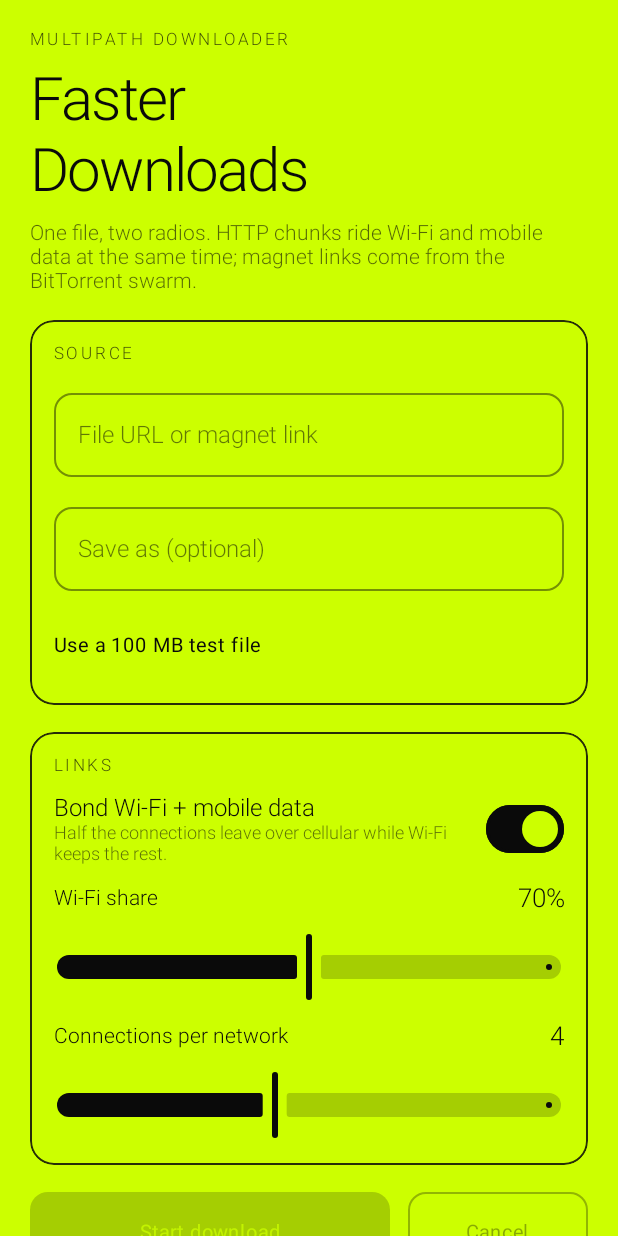
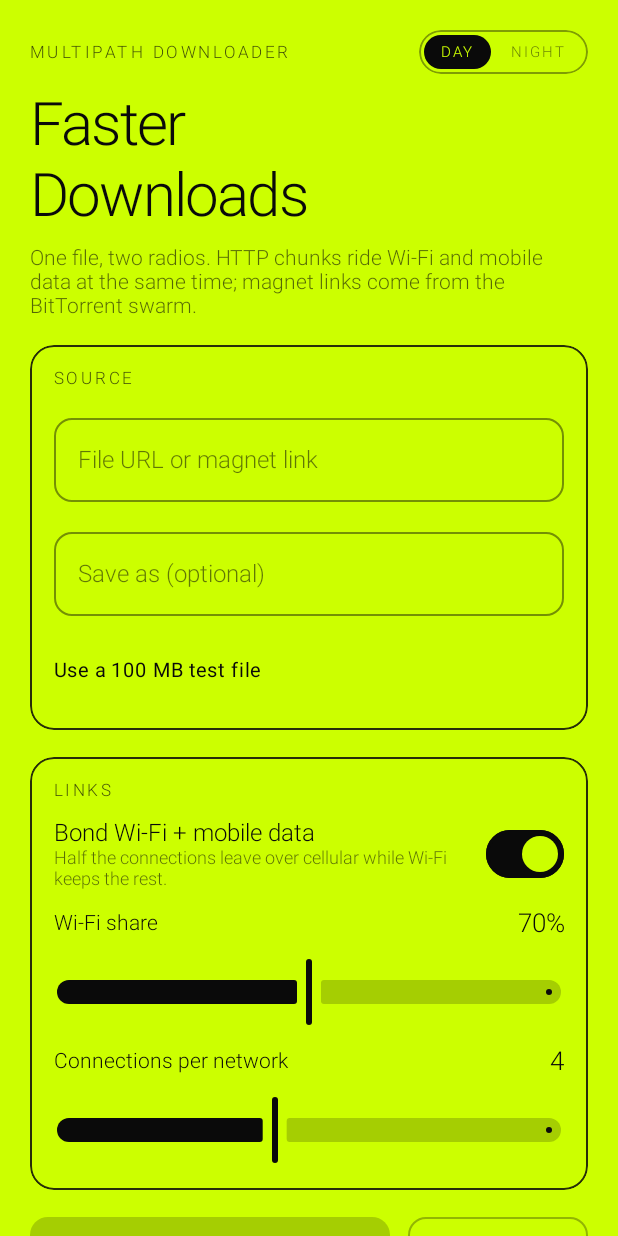
Before and after one commit to owaiskhan-ash/Faster-Downloads, an Android app built with Jetpack Compose: the screen it shows after launch (MainActivity), on a phone screen of 412 x 824 dp. Run offline under Robolectric (Android 15) with nearby library versions, the light colour scheme and no system bars; pictures from the network do not load.

Commit message:
Day/night switch in the header; fix magnet links that bt could not decode
Theme:
- ThemePreference (StateFlow + SharedPreferences) remembers DAY/NIGHT/SYSTEM
- two-segment DAY | NIGHT pill at the top right of the header; until it is used the app
  follows the system setting, and system-bar icons follow the switch
- FasterDownloadsTheme takes an explicit darkTheme flag

Magnet fix (root cause):
- bt 1.10 never percent-decodes magnet tr parameters, and TrackerService.getProtocol()
  looks for a literal '://', so tr=udp%3A%2F%2F... throws 'Invalid URL' before any peer is
  contacted. That is why a normal magnet link failed instantly.
- new MagnetLink parses the link itself: forgiving percent decoding (hex or base32
  infohash, UTF-8 names), drops tracker schemes bt cannot announce to, dedupes trackers,
  and repairs HTML-escaped (&amp;) and autolinked ([2Fhost](http://2Fhost)) input
- the engine is handed a MagnetUri object, so its string parser never runs
- torrent folder is diffed before/after so publishing cannot pick up an older file
- clearer failures: 'That magnet link could not be read', actionable metadata timeout

Tests: MagnetLinkTest covers the user's failing link, escaped/autolinked variants,
base32 hashes and rejection paths. Version 0.4.0.

Co-authored-by: arena-agent <297053741+arena-agent@users.noreply.github.com>

```diff
--- a/app/build.gradle.kts
+++ b/app/build.gradle.kts
@@ -12,8 +12,8 @@ android {
         applicationId = "com.fasterdownloads"
         minSdk = 26
         targetSdk = 35
-        versionCode = 6
-        versionName = "0.3.0"
+        versionCode = 7
+        versionName = "0.4.0"
         vectorDrawables { useSupportLibrary = true }
     }
 
--- a/app/src/main/java/com/fasterdownloads/MainActivity.kt
+++ b/app/src/main/java/com/fasterdownloads/MainActivity.kt
@@ -3,7 +3,6 @@ package com.fasterdownloads
 import android.Manifest
 import android.content.Intent
 import android.content.pm.PackageManager
-import android.content.res.Configuration
 import android.net.Uri
 import android.os.Build
 import android.os.Bundle
@@ -12,8 +11,14 @@ import androidx.activity.SystemBarStyle
 import androidx.activity.compose.setContent
 import androidx.activity.enableEdgeToEdge
 import androidx.activity.result.contract.ActivityResultContracts
+import androidx.compose.foundation.isSystemInDarkTheme
+import androidx.compose.runtime.LaunchedEffect
+import androidx.compose.runtime.collectAsState
+import androidx.compose.runtime.getValue
 import androidx.core.content.ContextCompat
 import com.fasterdownloads.core.DownloadController
+import com.fasterdownloads.core.ThemeMode
+import com.fasterdownloads.core.ThemePreference
 import com.fasterdownloads.ui.FasterDownloadsApp
 import com.fasterdownloads.ui.theme.FasterDownloadsTheme
 
@@ -24,14 +29,38 @@ class MainActivity : ComponentActivity() {
 
     override fun onCreate(savedInstanceState: Bundle?) {
         super.onCreate(savedInstanceState)
+        ThemePreference.load(this)
         enableEdgeToEdge(
-            statusBarStyle = systemBarStyle(),
-            navigationBarStyle = systemBarStyle(),
+            statusBarStyle = systemBarStyle(ThemePreference.isNight(this)),
+            navigationBarStyle = systemBarStyle(ThemePreference.isNight(this)),
         )
         handleIntent(intent)
         setContent {
-            FasterDownloadsTheme {
+            val mode by ThemePreference.mode.collectAsState()
+            val systemNight = isSystemInDarkTheme()
+            val night = when (mode) {
+                ThemeMode.DAY -> false
+                ThemeMode.NIGHT -> true
+                ThemeMode.SYSTEM -> systemNight
+            }
+
+            // The bars follow the theme, not the system, once the user has picked one.
+            LaunchedEffect(night) {
+                enableEdgeToEdge(
+                    statusBarStyle = systemBarStyle(night),
+                    navigationBarStyle = systemBarStyle(night),
+                )
+            }
+
+            FasterDownloadsTheme(darkTheme = night) {
                 FasterDownloadsApp(
+                    night = night,
+                    onToggleTheme = {
+                        ThemePreference.set(
+                            this@MainActivity,
+                            if (night) ThemeMode.DAY else ThemeMode.NIGHT,
+                        )
+                    },
                     onOpenFile = { uri -> openFile(uri) },
                     onEnsurePermissions = { ensurePermissions() },
                 )
@@ -46,9 +75,7 @@ class MainActivity : ComponentActivity() {
     }
 
     /** Dark icons on the neon canvas, light icons on the black one. */
-    private fun systemBarStyle(): SystemBarStyle {
-        val night = (resources.configuration.uiMode and Configuration.UI_MODE_NIGHT_MASK) ==
-            Configuration.UI_MODE_NIGHT_YES
+    private fun systemBarStyle(night: Boolean): SystemBarStyle {
         val transparent = android.graphics.Color.TRANSPARENT
         return if (night) {
             SystemBarStyle.dark(transparent)
--- /dev/null
+++ b/app/src/main/java/com/fasterdownloads/core/ThemePreference.kt
@@ -0,0 +1,74 @@
+package com.fasterdownloads.core
+
+import android.content.Context
+import kotlinx.coroutines.flow.MutableStateFlow
+import kotlinx.coroutines.flow.StateFlow
+
+/** Day / night selection for the app chrome. */
+enum class ThemeMode {
+    /** Follow the Android system setting (default until the user picks something). */
+    SYSTEM,
+    /** Neon canvas, black ink. */
+    DAY,
+    /** Black canvas, neon ink. */
+    NIGHT,
+    ;
+
+    val storageValue: String
+        get() = when (this) {
+            SYSTEM -> "system"
+            DAY -> "day"
+            NIGHT -> "night"
+        }
+
+    companion object {
+        fun fromStorage(value: String?): ThemeMode = when (value) {
+            "day" -> DAY
+            "night" -> NIGHT
+            else -> SYSTEM
+        }
+    }
+}
+
+/**
+ * Remembers the day/night choice across launches.
+ *
+ * The value lives in a [StateFlow] so the activity can rebuild its system-bar style and the
+ * theme can flip as soon as the switch is tapped, without an activity restart.
+ */
+object ThemePreference {
+
+    private const val PREFS = "faster_downloads"
+    private const val KEY_THEME_MODE = "theme_mode"
+
+    private val _mode = MutableStateFlow(ThemeMode.SYSTEM)
+
+    /** Current selection; starts as [ThemeMode.SYSTEM] until [load] runs. */
+    val mode: StateFlow<ThemeMode> = _mode
+
+    fun load(context: Context) {
+        val stored = context.applicationContext
+            .getSharedPreferences(PREFS, Context.MODE_PRIVATE)
+            .getString(KEY_THEME_MODE, null)
+        _mode.value = ThemeMode.fromStorage(stored)
+    }
+
+    fun set(context: Context, mode: ThemeMode) {
+        _mode.value = mode
+        context.applicationContext
+            .getSharedPreferences(PREFS, Context.MODE_PRIVATE)
+            .edit()
+            .putString(KEY_THEME_MODE, mode.storageValue)
+            .apply()
+    }
+
+    /** Resolves the mode against the system setting right now. */
+    fun isNight(context: Context, mode: ThemeMode = _mode.value): Boolean = when (mode) {
+        ThemeMode.DAY -> false
+        ThemeMode.NIGHT -> true
+        ThemeMode.SYSTEM ->
+            (context.resources.configuration.uiMode and
+                android.content.res.Configuration.UI_MODE_NIGHT_MASK) ==
+                android.content.res.Configuration.UI_MODE_NIGHT_YES
+    }
+}
--- a/app/src/main/java/com/fasterdownloads/ui/HomeScreen.kt
+++ b/app/src/main/java/com/fasterdownloads/ui/HomeScreen.kt
@@ -3,6 +3,7 @@ package com.fasterdownloads.ui
 import androidx.compose.foundation.BorderStroke
 import androidx.compose.foundation.background
 import androidx.compose.foundation.border
+import androidx.compose.foundation.clickable
 import androidx.compose.foundation.layout.*
 import androidx.compose.foundation.rememberScrollState
 import androidx.compose.foundation.shape.CircleShape
@@ -16,6 +17,7 @@ import androidx.compose.ui.Alignment
 import androidx.compose.ui.Modifier
 import androidx.compose.ui.draw.clip
 import androidx.compose.ui.graphics.Color
+import androidx.compose.ui.graphics.Shape
 import androidx.compose.ui.platform.LocalContext
 import androidx.compose.ui.text.font.FontFamily
 import androidx.compose.ui.text.input.KeyboardType
@@ -36,6 +38,8 @@ private const val SAMPLE_URL = "https://speed.hetzner.de/100MB.bin"
 
 @Composable
 fun FasterDownloadsApp(
+    night: Boolean,
+    onToggleTheme: () -> Unit,
     onOpenFile: (String) -> Unit,
     onEnsurePermissions: () -> Unit,
 ) {
@@ -74,7 +78,7 @@ fun FasterDownloadsApp(
                 .padding(horizontal = 20.dp, vertical = 20.dp),
             verticalArrangement = Arrangement.spacedBy(18.dp),
         ) {
-            Header()
+            Header(night = night, onToggleTheme = onToggleTheme)
 
             Section(title = "Source") {
                 OutlinedTextField(
@@ -259,14 +263,21 @@ fun FasterDownloadsApp(
 }
 
 @Composable
-private fun Header() {
+private fun Header(night: Boolean, onToggleTheme: () -> Unit) {
     val fg = MaterialTheme.colorScheme.onBackground
     Column(verticalArrangement = Arrangement.spacedBy(10.dp)) {
-        Text(
-            text = "MULTIPATH DOWNLOADER",
-            style = MaterialTheme.typography.labelMedium,
-            color = fg.copy(alpha = 0.75f),
-        )
+        Row(
+            modifier = Modifier.fillMaxWidth(),
+            verticalAlignment = Alignment.CenterVertically,
+        ) {
+            Text(
+                text = "MULTIPATH DOWNLOADER",
+                style = MaterialTheme.typography.labelMedium,
+                color = fg.copy(alpha = 0.75f),
+                modifier = Modifier.weight(1f),
+            )
+            ThemeToggle(night = night, onToggleTheme = onToggleTheme)
+        }
         Text(
             text = "Faster\nDownloads",
             style = MaterialTheme.typography.displaySmall,
@@ -276,6 +287,54 @@ private fun Header() {
                 "time; magnet links come from the BitTorrent swarm.",
             style = MaterialTheme.typography.bodyMedium,
             color = fg.copy(alpha = 0.62f),
+        )
+    }
+}
+
+/**
+ * Day / night switch, top right of the header. Two explicit segments rather than a
+ * sun/moon icon toggle, so the current mode is readable at a glance and the control keeps
+ * the thin, outlined look of the rest of the app.
+ */
+@Composable
+private fun ThemeToggle(night: Boolean, onToggleTheme: () -> Unit) {
+    val fg = MaterialTheme.colorScheme.onBackground
+    val bg = MaterialTheme.colorScheme.background
+    val shape = RoundedCornerShape(percent = 50)
+    Row(
+        modifier = Modifier
+            .clip(shape)
+            .border(1.dp, fg.copy(alpha = 0.4f), shape)
+            .clickable(onClickLabel = if (night) "Switch to day mode" else "Switch to night mode") {
+                onToggleTheme()
+            }
+            .padding(3.dp),
+        horizontalArrangement = Arrangement.spacedBy(2.dp),
+        verticalAlignment = Alignment.CenterVertically,
+    ) {
+        ThemeSegment(text = "DAY", selected = !night, fg = fg, bg = bg, shape = shape)
+        ThemeSegment(text = "NIGHT", selected = night, fg = fg, bg = bg, shape = shape)
+    }
+}
+
+@Composable
+private fun ThemeSegment(
+    text: String,
+    selected: Boolean,
+    fg: Color,
+    bg: Color,
+    shape: Shape,
+) {
+    Box(
+        modifier = Modifier
+            .clip(shape)
+            .background(if (selected) fg else Color.Transparent)
+            .padding(horizontal = 11.dp, vertical = 5.dp),
+    ) {
+        Text(
+            text = text,
+            style = MaterialTheme.typography.labelSmall,
+            color = if (selected) bg else fg.copy(alpha = 0.55f),
         )
     }
 }
--- a/app/src/main/java/com/fasterdownloads/ui/theme/Theme.kt
+++ b/app/src/main/java/com/fasterdownloads/ui/theme/Theme.kt
@@ -120,10 +120,17 @@ private val ThinTypography = Typography(
     ),
 )
 
+/**
+ * @param darkTheme the resolved day/night choice: the system setting, or the manual
+ *   day/night switch in the header, which wins.
+ */
 @Composable
-fun FasterDownloadsTheme(content: @Composable () -> Unit) {
+fun FasterDownloadsTheme(
+    darkTheme: Boolean = isSystemInDarkTheme(),
+    content: @Composable () -> Unit,
+) {
     MaterialTheme(
-        colorScheme = if (isSystemInDarkTheme()) NeonDarkScheme else NeonLightScheme,
+        colorScheme = if (darkTheme) NeonDarkScheme else NeonLightScheme,
         typography = ThinTypography,
         content = content,
     )
```
Also changed, not shown: app/src/main/java/com/fasterdownloads/core/MagnetDownloader.kt (+49 -9 lines), app/src/main/java/com/fasterdownloads/core/MagnetLink.kt (added, +187 -0 lines), 3 other files.
